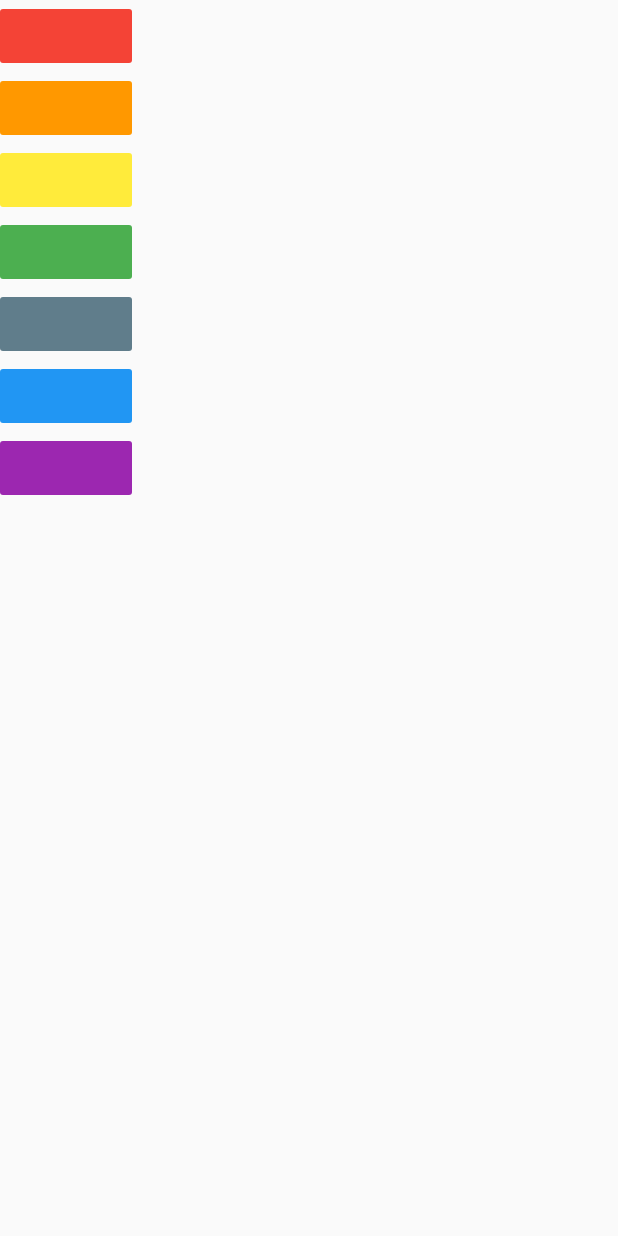
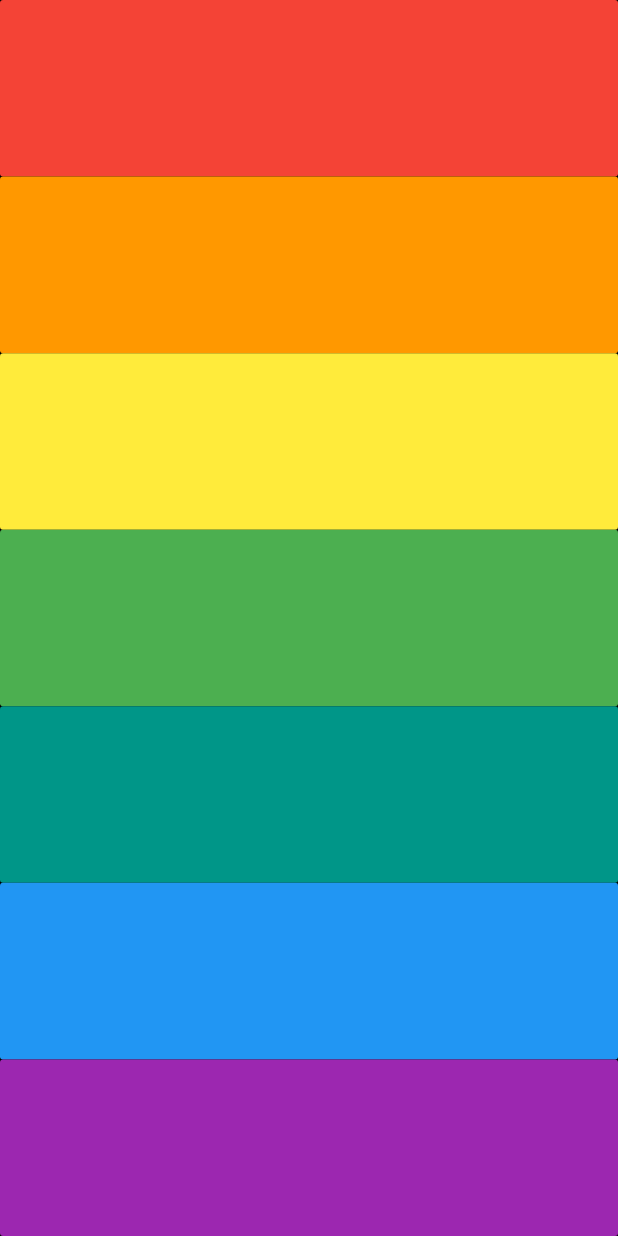
Before and after one commit to eltrujo/flutter_course, a Flutter app: the screen it shows after launch, on a phone screen of 412 x 824 dp. Run offline on Flutter 3.47's test engine with Material 2 defaults, Android fonts, the phone set to English and light mode, and no system bars; our stand-ins replace audioplayers.

```diff
--- a/xylophone/lib/main.dart
+++ b/xylophone/lib/main.dart
@@ -7,58 +7,36 @@ class XylophoneApp extends StatelessWidget {
 
   void playSound(int soundNumber) {
     final player = AudioCache();
-    player.play('notes$soundNumber.wav');
+    player.play('note$soundNumber.wav');
+  }
+
+  Expanded buildKey({int soundNumber, Color color}) {
+    return Expanded(
+      child: FlatButton(
+        color: color,
+        onPressed: () {
+          playSound(soundNumber);
+        },
+      ),
+    );
   }
 
   @override
   Widget build(BuildContext context) {
     return MaterialApp(
       home: Scaffold(
+        backgroundColor: Colors.black,
         body: SafeArea(
           child: Column(
+            crossAxisAlignment: CrossAxisAlignment.stretch,
             children: <Widget>[
-              FlatButton(
-                color: Colors.red,
-                onPressed: () {
-                  playSound(1);
-                },
-              ),
-              FlatButton(
-                color: Colors.orange,
-                onPressed: () {
-                  playSound(2);
-                },
-              ),
-              FlatButton(
-                color: Colors.yellow,
-                onPressed: () {
-                  playSound(3);
-                },
-              ),
-              FlatButton(
-                color: Colors.green,
-                onPressed: () {
-                  playSound(4);
-                },
-              ),
-              FlatButton(
-                color: Colors.blueGrey,
-                onPressed: () {
-                  playSound(5);
-                },
-              ),
-              FlatButton(
-                color: Colors.blue,
-                onPressed: () {
-                  playSound(6);
-                },
-              ),
-              FlatButton(
-                color: Colors.purple,
-                onPressed: () {
-                  playSound(7);
-                },
-              ),
+              buildKey(color: Colors.red, soundNumber: 1),
+              buildKey(color: Colors.orange, soundNumber: 2),
+              buildKey(color: Colors.yellow, soundNumber: 3),
+              buildKey(color: Colors.green, soundNumber: 4),
+              buildKey(color: Colors.teal, soundNumber: 5),
+              buildKey(color: Colors.blue, soundNumber: 6),
+              buildKey(color: Colors.purple, soundNumber: 7),
             ],
           )
         ),
```
Also changed, not shown: quizzler/lib/main.dart (added, +97 -0 lines), quizzler/pubspec.yaml (added, +68 -0 lines), 70 other files.
